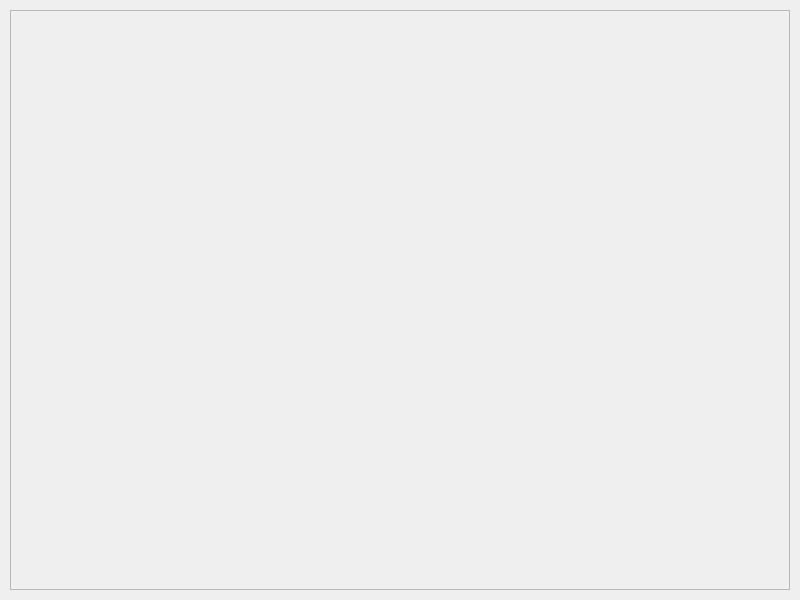
Qt form launcher/mainwindow.ui (notbigmuzzy/simpleqt_game_launcher) before a commit.
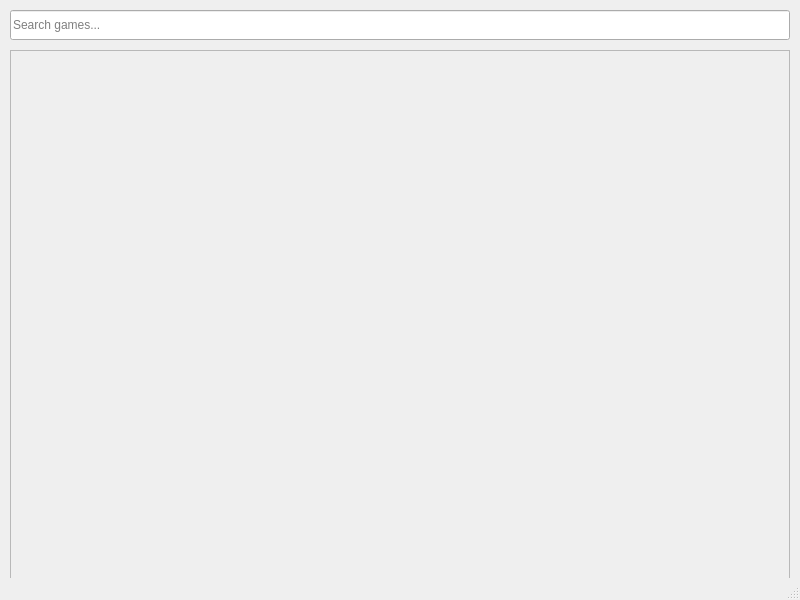
The same form after that commit.

```diff
--- a/launcher/mainwindow.ui
+++ b/launcher/mainwindow.ui
@@ -14,13 +14,26 @@
    <string>Game Launcher</string>
   </property>
   <widget class="QWidget" name="centralwidget">
-   <widget class="QScrollArea" name="scrollArea">
+   <widget class="QLineEdit" name="searchLineEdit">
     <property name="geometry">
      <rect>
       <x>10</x>
       <y>10</y>
       <width>780</width>
-      <height>580</height>
+      <height>30</height>
+     </rect>
+    </property>
+    <property name="placeholderText">
+     <string>Search games...</string>
+    </property>
+   </widget>
+   <widget class="QScrollArea" name="scrollArea">
+    <property name="geometry">
+     <rect>
+      <x>10</x>
+      <y>50</y>
+      <width>780</width>
+      <height>540</height>
      </rect>
     </property>
     <property name="widgetResizable">
@@ -32,12 +45,13 @@
        <x>0</x>
        <y>0</y>
        <width>778</width>
-       <height>580</height>
+       <height>540</height>
       </rect>
      </property>
     </widget>
    </widget>
   </widget>
+  <widget class="QStatusBar" name="statusbar"/>
  </widget>
  <resources/>
  <connections/>
```
